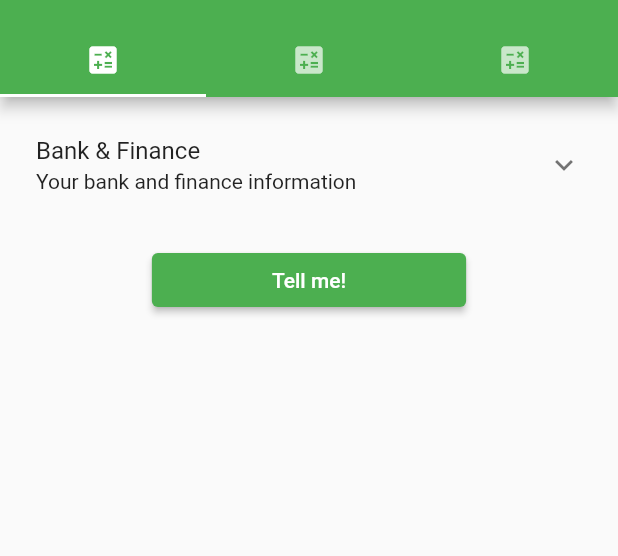
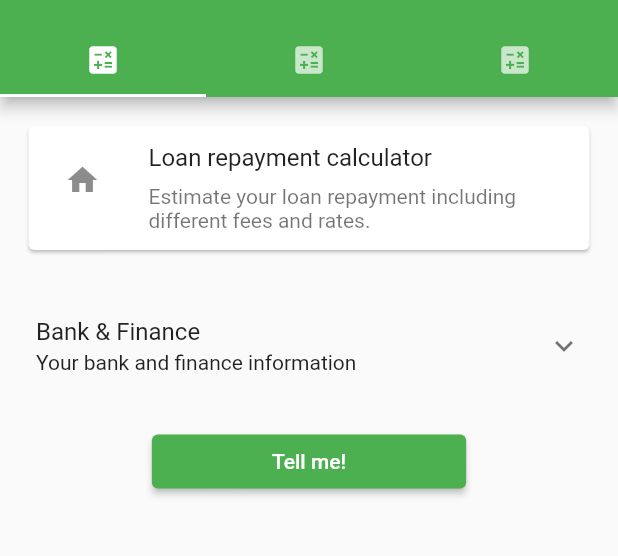
Before and after one commit to pierakim/MyHomeLoan, a Flutter app: the screen it shows after launch, on a phone screen of 412 x 824 dp, the part 59-615 px from its top. Run offline on Flutter 3.47's test engine with Material 2 defaults, Android fonts, the phone set to English and light mode, and no system bars; our stand-ins replace material_segmented_control.

```diff
--- a/lib/Widgets/Common/card-information.component.dart
+++ b/lib/Widgets/Common/card-information.component.dart
@@ -31,10 +31,16 @@ class _CardInformationComponentState extends State<CardInformationComponent> {
         child: Column(
           mainAxisSize: MainAxisSize.min,
           children: <Widget>[
-            ListTile(
-              leading: widget.icon,
-              title: Text(widget.title),
-              subtitle: Text(widget.description),
+            Padding(
+              padding: const EdgeInsets.all(8.0),
+              child: ListTile(
+                leading: widget.icon,
+                title: Text(widget.title),
+                subtitle: Padding(
+                  padding: const EdgeInsets.only(top: 8),
+                  child: Text(widget.description),
+                ),
+              ),
             ),
           ],
         ),
--- a/lib/Widgets/PaymentCalculator/payment-calculator.component.dart
+++ b/lib/Widgets/PaymentCalculator/payment-calculator.component.dart
@@ -1,5 +1,6 @@
 import 'package:flutter/material.dart';
 import 'package:my_home_loan/Models/HomeLoanDatarResult.dart';
+import 'package:my_home_loan/Widgets/Common/card-information.component.dart';
 
 import '../Common/number-input.component.dart';
 
@@ -38,7 +39,16 @@ class _PaymentCalculatorComponentState
 
   @override
   Widget build(BuildContext context) {
-    return Form(
+    return Container(
+      child: Column(
+        children: [
+          CardInformationComponent(
+            icon: Icon(Icons.home),
+            title: "Loan repayment calculator",
+            description:
+                "Estimate your loan repayment including different fees and rates.",
+          ),
+          Form(
             key: _formKey,
             child: Padding(
               padding: const EdgeInsets.all(8.0),
@@ -83,12 +93,14 @@ class _PaymentCalculatorComponentState
                               '/extractArguments',
                               arguments: new PaymentResult(
                                   double.parse(_mortgageValueController.text),
-                            double.parse(_transferFeetValueController.text)),
+                                  double.parse(
+                                      _transferFeetValueController.text)),
                             );
                           }
                         },
                         child: Padding(
-                    padding: const EdgeInsets.only(left: 64.0, right: 64.0),
+                          padding:
+                              const EdgeInsets.only(left: 64.0, right: 64.0),
                           child: Text('Tell me!'),
                         ),
                       ),
@@ -97,6 +109,9 @@ class _PaymentCalculatorComponentState
                 ],
               ),
             ),
+          ),
+        ],
+      ),
     );
   }
 }
```
Also changed, not shown: lib/Widgets/StampDutyCalculator/stamp-duty-calculator.component.dart (+11 -5 lines). Lines whose indentation alone changed are shown as unchanged.
